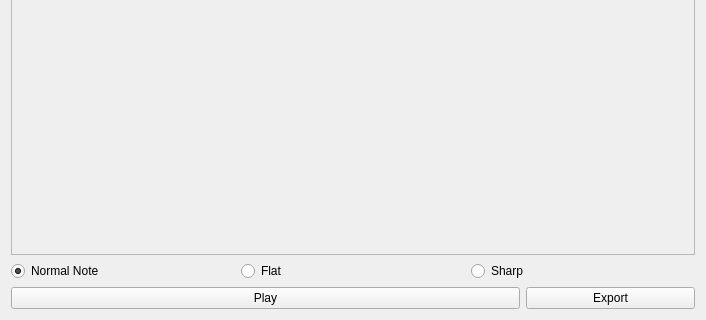
First picture: the form in NoteEditor/NoteEditor.ui, repository Cvelth/NoteEditor, before the edit; both pictures show x 0 to 706 and y 202 to 522 of the 706 by 522 pixel window.
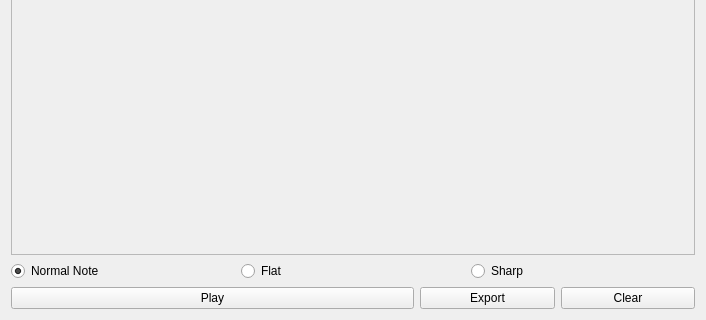
Second picture: the form after the edit.

Commit message: Clear all staffs.

```diff
--- a/NoteEditor/NoteEditor.ui
+++ b/NoteEditor/NoteEditor.ui
@@ -72,7 +72,7 @@
     </layout>
    </item>
    <item>
-    <layout class="QHBoxLayout" name="horizontalLayout_4" stretch="3,1">
+    <layout class="QHBoxLayout" name="horizontalLayout_4" stretch="3,1,1">
      <item>
       <widget class="QPushButton" name="playButton">
        <property name="text">
@@ -87,6 +87,13 @@
        </property>
       </widget>
      </item>
+     <item>
+      <widget class="QPushButton" name="clearButton">
+       <property name="text">
+        <string>Clear</string>
+       </property>
+      </widget>
+     </item>
     </layout>
    </item>
   </layout>
```
The commit also changes 9 other files.
